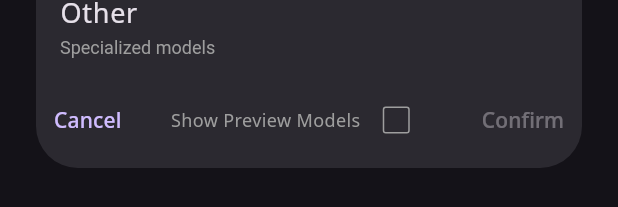
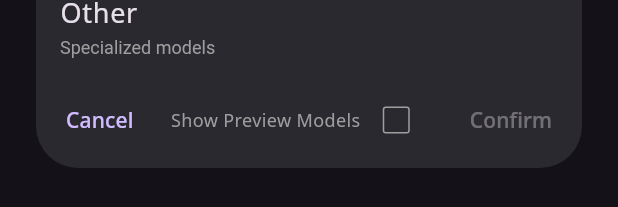
Before and after one commit to coleritchiee/gpt_thing, a Flutter app: the ModelDialog widget shown alone on an empty page, opened directly with empty values, on a phone screen of 412 x 824 dp. Shown: the part 825-1032 px from the top of the screen. Run offline on Flutter 3.47's test engine with Material 3 defaults, Android fonts, the phone set to English and light mode, and no system bars; our stand-ins replace cloud_firestore, firebase_auth, firebase_core, font_awesome_flutter, google_fonts, google_sign_in and 1 more; missing offline and left inert: dart_openai; accounts and stored records are empty; generated files the repository leaves out were written again.

Commit message:
Add padding for dialog and message box buttons

```diff
--- a/lib/home/message_box.dart
+++ b/lib/home/message_box.dart
@@ -241,7 +241,10 @@ class _MessageBoxState extends State<MessageBox> {
         SizedBox(
           height: 32,
           child: Padding(
-            padding: EdgeInsets.zero,
+            padding: const EdgeInsets.only(
+              left: 8,
+              right: 8,
+            ),
             child: Row(
               mainAxisAlignment: MainAxisAlignment.spaceBetween,
               children: [
--- a/lib/home/model_dialog.dart
+++ b/lib/home/model_dialog.dart
@@ -98,7 +98,12 @@ class ModelDialog extends StatelessWidget {
                     ),
                   ),
                   const SizedBox(height: 8),
-                  Row(
+                  Padding(
+                    padding: const EdgeInsets.only(
+                      left: 8,
+                      right: 8,
+                    ),
+                    child: Row(
                       mainAxisAlignment: MainAxisAlignment.spaceBetween,
                       children: [
                         TextButton(
@@ -139,6 +144,7 @@ class ModelDialog extends StatelessWidget {
                         ),
                       ],
                     ),
+                  ),
                 ],
               );
             }
```
Lines whose indentation alone changed are shown as unchanged.
